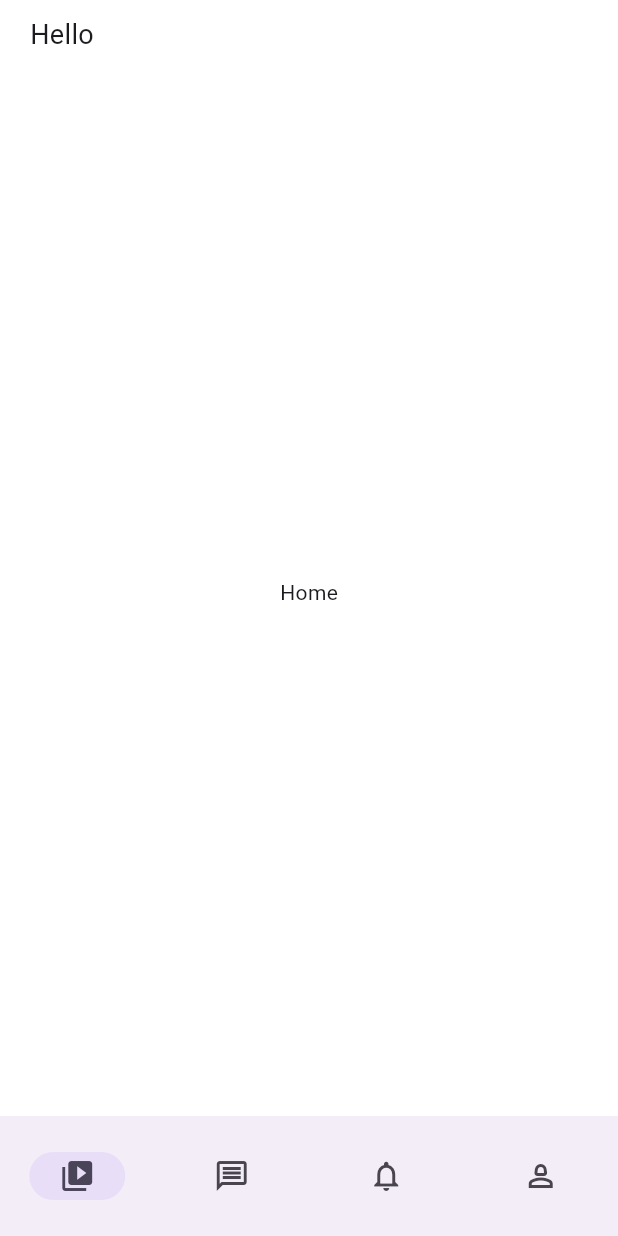
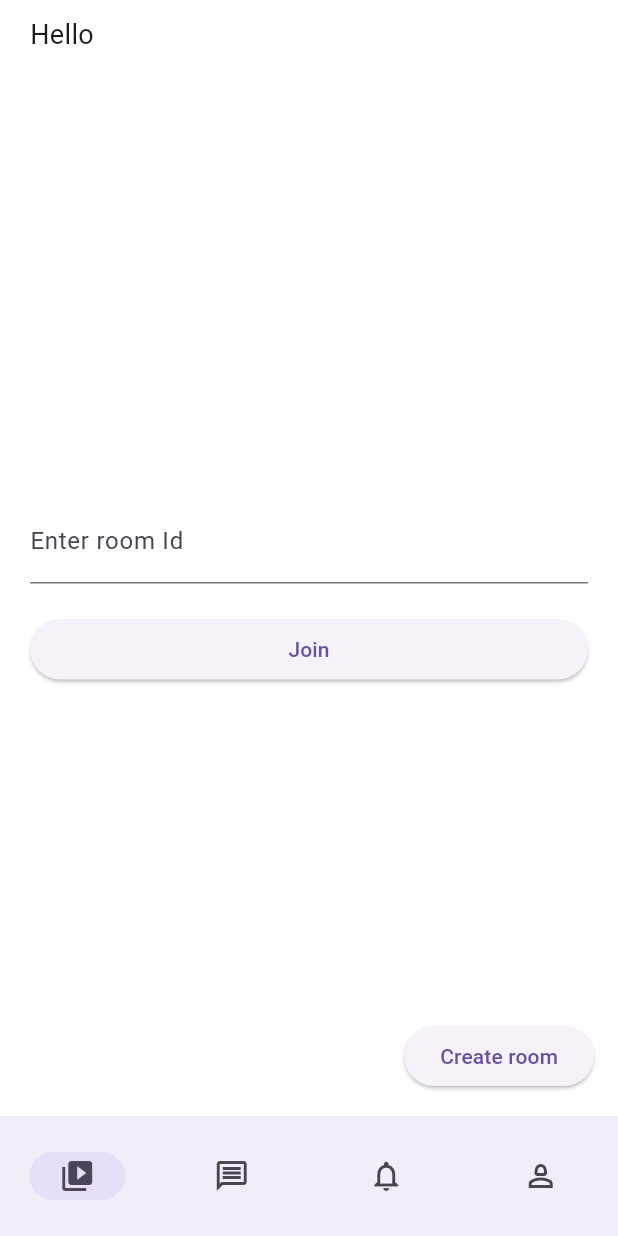
Before and after one commit to shihabkarimba/connectify, a Flutter app: the ConnectPage screen opened by its route, on a phone screen of 412 x 824 dp. Run offline on Flutter 3.47's test engine with Material 3 defaults, Android fonts, the phone set to English and light mode, and no system bars; our stand-ins replace cloud_firestore, equatable, firebase_auth, firebase_core, flutter_bloc, fluttertoast and 4 more; accounts and stored records are empty; generated files the repository leaves out were written again.

Commit message:
connectivity page UI (#1)

```diff
--- a/lib/Presentation/Features/Connect/Page/connect_page.dart
+++ b/lib/Presentation/Features/Connect/Page/connect_page.dart
@@ -12,8 +12,12 @@ class ConnectPage extends StatefulWidget {
 class _ConnectPageState extends State<ConnectPage> {
   @override
   Widget build(BuildContext context) {
-    return const Scaffold(
-      body: ConnectView(),
+    return Scaffold(
+      floatingActionButton: ElevatedButton(
+        onPressed: () {},
+        child: const Text('Create room'),
+      ),
+      body: const ConnectView(),
     );
   }
 }
--- a/lib/Presentation/Features/Connect/View/connect_view.dart
+++ b/lib/Presentation/Features/Connect/View/connect_view.dart
@@ -46,9 +46,23 @@ class _ConnectViewState extends State<ConnectView> {
               },
             ),
           ),
-          const Expanded(
-            child: Center(
-              child: Text('Home'),
+          Expanded(
+            child: Padding(
+              padding: const EdgeInsets.symmetric(horizontal: 20),
+              child: Column(
+                mainAxisAlignment: MainAxisAlignment.center,
+                crossAxisAlignment: CrossAxisAlignment.stretch,
+                children: [
+                  const TextField(
+                    decoration: InputDecoration(label: Text('Enter room Id')),
+                  ),
+                  const SizedBox(height: 20),
+                  ElevatedButton(
+                    onPressed: () {},
+                    child: const Text('Join'),
+                  ),
+                ],
+              ),
             ),
           ),
         ],
```
